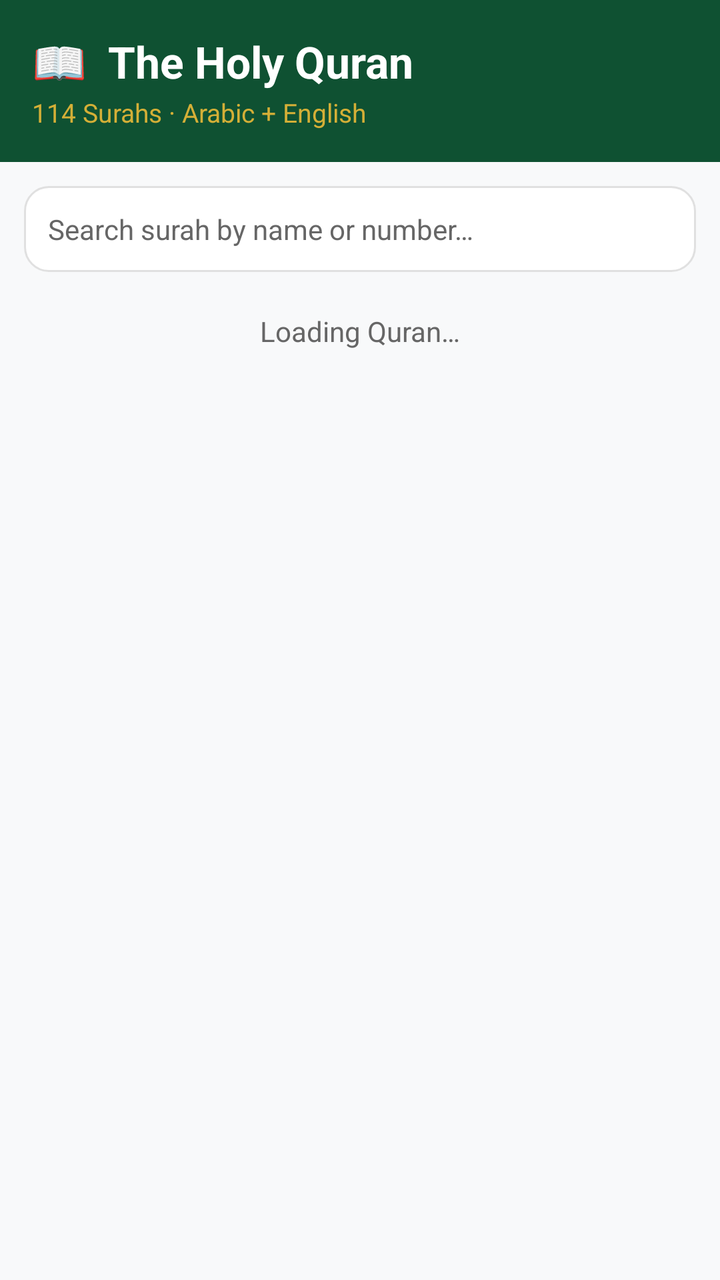
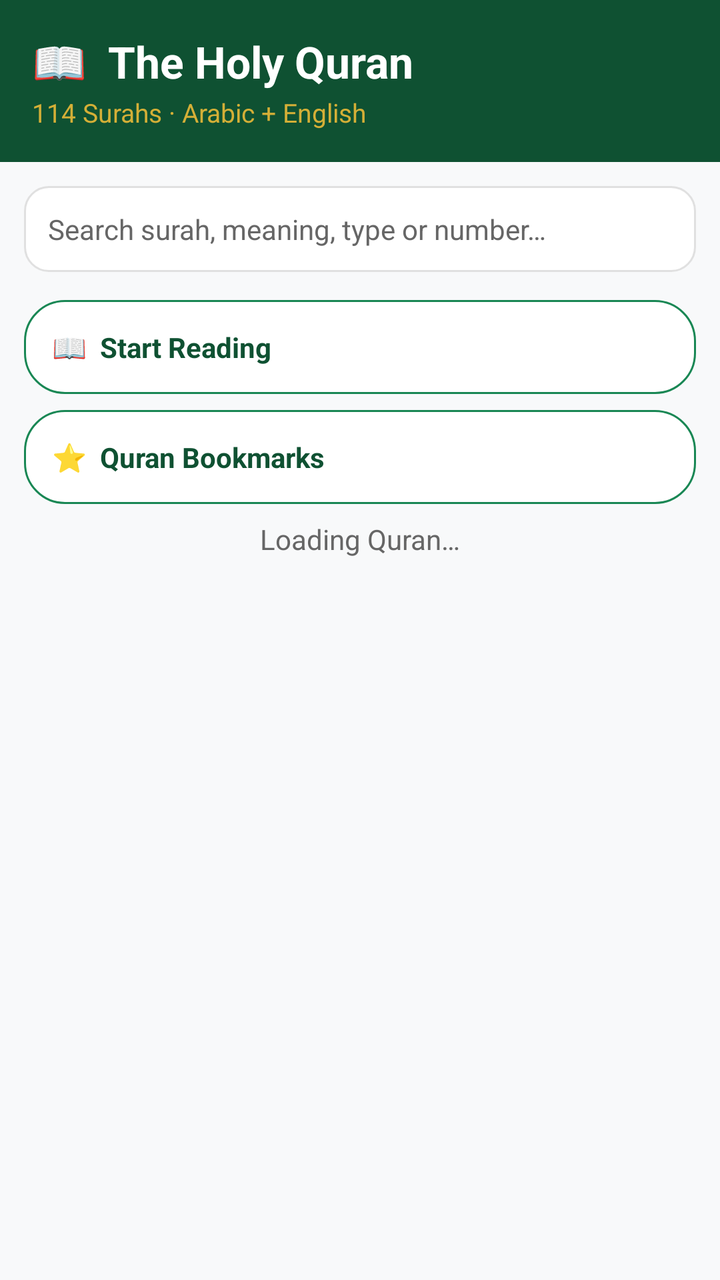

Before-and-after screenshots of an Android layout around one commit, followed by the original layout XML and the change that was made.
<!-- AndroidManifest.xml: application theme Theme.Noor -->
<!-- res/layout/fragment_quran.xml -->
<?xml version="1.0" encoding="utf-8"?>
<LinearLayout xmlns:android="http://schemas.android.com/apk/res/android"
    xmlns:app="http://schemas.android.com/apk/res-auto"
    android:layout_width="match_parent"
    android:layout_height="match_parent"
    android:orientation="vertical"
    android:background="@color/background">

    
    <LinearLayout
        android:layout_width="match_parent"
        android:layout_height="wrap_content"
        android:orientation="vertical"
        android:padding="16dp"
        android:background="@color/primary">

        <TextView
            android:layout_width="wrap_content"
            android:layout_height="wrap_content"
            android:text="📖  The Holy Quran"
            android:textColor="@color/white"
            android:textSize="22sp"
            android:textStyle="bold" />

        <TextView
            android:layout_width="wrap_content"
            android:layout_height="wrap_content"
            android:layout_marginTop="2dp"
            android:text="114 Surahs · Arabic + English"
            android:textColor="@color/accent"
            android:textSize="13sp" />
    </LinearLayout>

    
    <EditText
        android:id="@+id/etSearch"
        android:layout_width="match_parent"
        android:layout_height="wrap_content"
        android:layout_margin="12dp"
        android:background="@drawable/bg_search"
        android:hint="Search surah by name or number…"
        android:padding="12dp"
        android:textColor="@color/text_primary"
        android:textColorHint="@color/text_secondary"
        android:textSize="14sp"
        android:inputType="text"
        android:maxLines="1" />

    
    <TextView
        android:id="@+id/tvQuranStatus"
        android:layout_width="match_parent"
        android:layout_height="wrap_content"
        android:layout_marginTop="8dp"
        android:text="Loading Quran…"
        android:textAlignment="center"
        android:textColor="@color/text_secondary"
        android:textSize="14sp" />

    
    <androidx.recyclerview.widget.RecyclerView
        android:id="@+id/rvSurahs"
        android:layout_width="match_parent"
        android:layout_height="match_parent"
        android:clipToPadding="false"
        android:paddingBottom="16dp" />

</LinearLayout>
<!-- resources referenced by this layout -->
<resources>
  <color name="accent">#D4AF37</color>
  <color name="background">#F8F9FA</color>
  <color name="primary">#0F5132</color>
  <color name="text_primary">#1A1A1A</color>
  <color name="text_secondary">#666666</color>
  <color name="white">#FFFFFF</color>
  <!-- drawable bg_search (drawable) -->
  <?xml version="1.0" encoding="utf-8"?>
  <shape xmlns:android="http://schemas.android.com/apk/res/android"
      android:shape="rectangle">
      <solid android:color="@color/white" />
      <corners android:radius="12dp" />
      <stroke android:width="1dp" android:color="@color/divider" />
  </shape>
  <style name="Theme.Noor" parent="Theme.MaterialComponents.Light.NoActionBar">
          <item name="colorPrimary">@color/primary</item>
          <item name="colorPrimaryVariant">@color/primary_dark</item>
          <item name="colorOnPrimary">@color/white</item>
          <item name="colorSecondary">@color/accent</item>
          <item name="colorSecondaryVariant">@color/accent_dark</item>
          <item name="colorOnSecondary">@color/black</item>
          <item name="android:statusBarColor">@color/primary_dark</item>
          <item name="android:windowBackground">@color/background</item>
      </style>
  <color name="divider">#E0E0E0</color>
  <color name="primary_dark">#0A3D25</color>
  <color name="accent_dark">#B8941F</color>
  <color name="black">#000000</color>
</resources>

<!-- the commit's change to res/layout/fragment_quran.xml (unified diff, before → after) -->
@@ -1,5 +1,6 @@
 <?xml version="1.0" encoding="utf-8"?>
-<LinearLayout xmlns:android="http://schemas.android.com/apk/res/android"
+<LinearLayout
+    xmlns:android="http://schemas.android.com/apk/res/android"
     xmlns:app="http://schemas.android.com/apk/res-auto"
     android:layout_width="match_parent"
     android:layout_height="match_parent"
@@ -7,6 +8,7 @@
     android:background="@color/background">
 
     
+
     <LinearLayout
         android:layout_width="match_parent"
         android:layout_height="wrap_content"
@@ -29,16 +31,18 @@
             android:text="114 Surahs · Arabic + English"
             android:textColor="@color/accent"
             android:textSize="13sp" />
+
     </LinearLayout>
 
     
+
     <EditText
         android:id="@+id/etSearch"
         android:layout_width="match_parent"
         android:layout_height="wrap_content"
         android:layout_margin="12dp"
         android:background="@drawable/bg_search"
-        android:hint="Search surah by name or number…"
+        android:hint="Search surah, meaning, type or number…"
         android:padding="12dp"
         android:textColor="@color/text_primary"
         android:textColorHint="@color/text_secondary"
@@ -47,6 +51,41 @@
         android:maxLines="1" />
 
     
+
+    <TextView
+        android:id="@+id/tvContinueReading"
+        android:layout_width="match_parent"
+        android:layout_height="wrap_content"
+        android:layout_marginHorizontal="12dp"
+        android:layout_marginTop="2dp"
+        android:background="@drawable/bg_preset_normal"
+        android:padding="14dp"
+        android:text="📖  Start Reading"
+        android:textColor="@color/primary"
+        android:textSize="14sp"
+        android:textStyle="bold"
+        android:clickable="true"
+        android:focusable="true" />
+
+    
+
+    <TextView
+        android:id="@+id/tvQuranBookmarks"
+        android:layout_width="match_parent"
+        android:layout_height="wrap_content"
+        android:layout_marginHorizontal="12dp"
+        android:layout_marginTop="8dp"
+        android:background="@drawable/bg_preset_normal"
+        android:padding="14dp"
+        android:text="⭐  Quran Bookmarks"
+        android:textColor="@color/primary"
+        android:textSize="14sp"
+        android:textStyle="bold"
+        android:clickable="true"
+        android:focusable="true" />
+
+    
+
     <TextView
         android:id="@+id/tvQuranStatus"
         android:layout_width="match_parent"
@@ -58,10 +97,12 @@
         android:textSize="14sp" />
 
     
+
     <androidx.recyclerview.widget.RecyclerView
         android:id="@+id/rvSurahs"
         android:layout_width="match_parent"
-        android:layout_height="match_parent"
+        android:layout_height="0dp"
+        android:layout_weight="1"
         android:clipToPadding="false"
         android:paddingBottom="16dp" />
 
<!-- resource entries referenced after the edit -->
@@ -6,6 +6,14 @@
   <color name="text_primary">#1A1A1A</color>
   <color name="text_secondary">#666666</color>
   <color name="white">#FFFFFF</color>
+  <!-- drawable bg_preset_normal (drawable) -->
+  <?xml version="1.0" encoding="utf-8"?>
+  <shape xmlns:android="http://schemas.android.com/apk/res/android"
+      android:shape="rectangle">
+      <solid android:color="@color/white" />
+      <corners android:radius="20dp" />
+      <stroke android:width="1dp" android:color="@color/primary_light" />
+  </shape>
   <!-- drawable bg_search (drawable) -->
   <?xml version="1.0" encoding="utf-8"?>
   <shape xmlns:android="http://schemas.android.com/apk/res/android"
@@ -24,6 +32,7 @@
           <item name="android:statusBarColor">@color/primary_dark</item>
           <item name="android:windowBackground">@color/background</item>
       </style>
+  <color name="primary_light">#198754</color>
   <color name="divider">#E0E0E0</color>
   <color name="primary_dark">#0A3D25</color>
   <color name="accent_dark">#B8941F</color>
